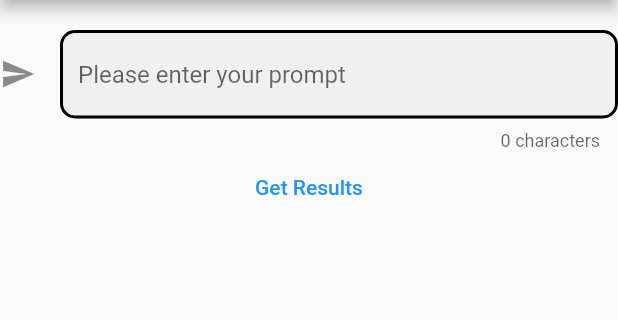
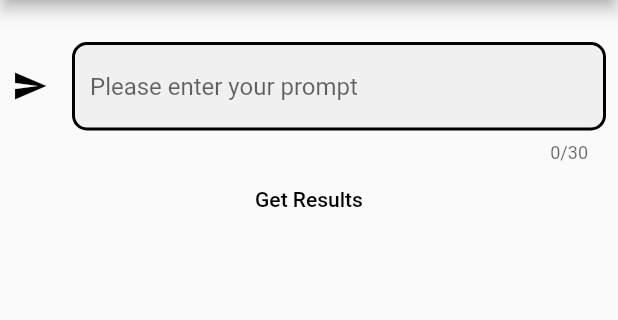
Before and after one commit to seochan99/artisanAI, a Flutter app: the screen it shows after launch, on a phone screen of 412 x 824 dp, the part 84-404 px from its top. Run offline on Flutter 3.47's test engine with Material 2 defaults, Android fonts, the phone set to English and light mode, and no system bars; network calls fail.

Commit message:
style : first_page 테마 색상 변경

```diff
--- a/artisan_ai/lib/Screens/first_page.dart
+++ b/artisan_ai/lib/Screens/first_page.dart
@@ -23,23 +23,30 @@ class _FirstPageState extends State<FirstPage> {
         ),
         backgroundColor: Colors.white,
       ),
-      body: Column(
+      body: Padding(
+        padding: const EdgeInsets.all(8.0),
+        child: Column(
           children: [
             const SizedBox(height: 20),
             // text입력창
             TextField(
               controller: _controller,
               // 데코레이션
+              maxLength: 30,
               decoration: const InputDecoration(
                   hintText: "Please enter your prompt",
-              icon: Icon(Icons.send),
-              counterText: '0 characters',
+                  icon: Icon(Icons.send, color: Colors.black),
                   filled: true,
+                  // 인풋 클릭 전 테두리 색상
                   enabledBorder: OutlineInputBorder(
                     borderSide: BorderSide(color: Colors.black, width: 2),
                     borderRadius: BorderRadius.all(Radius.circular(10)),
                   ),
-            ),
+                  // 인풋 클릭시 테두리 색상
+                  focusedBorder: UnderlineInputBorder(
+                    borderSide: BorderSide(color: Colors.black, width: 2),
+                    borderRadius: BorderRadius.all(Radius.circular(10)),
+                  )),
             ),
 
             // text입력창에 입력된 text를 result_page.dart로 전달
@@ -51,8 +58,12 @@ class _FirstPageState extends State<FirstPage> {
                         builder: (context) => ResultPage(prompt: prompt)),
                   );
                 },
-              child: const Text("Get Results"))
+                child: const Text(
+                  "Get Results",
+                  style: TextStyle(color: Colors.black),
+                ))
           ],
+        ),
       ),
     );
   }
```
Lines whose indentation alone changed are shown as unchanged.
